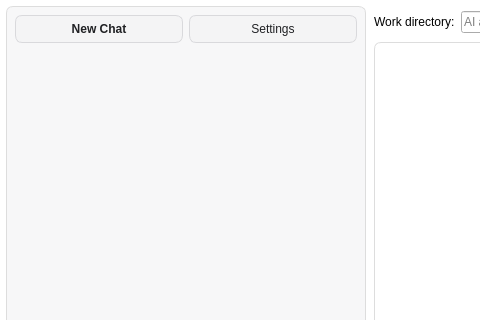
frankyeh/DSI-Studio, file ai_agent.ui: the form before one commit; both pictures show x 0 to 480 and y 0 to 320 of the 1146 by 700 pixel window.
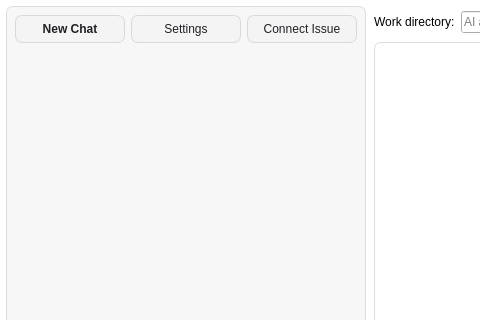
The form after the commit. Icons and pictures are not drawn.

Commit message: issue channel

```diff
--- a/ai_agent.ui
+++ b/ai_agent.ui
@@ -243,6 +243,13 @@
             </property>
            </widget>
           </item>
+          <item>
+           <widget class="QPushButton" name="ai_connect_issue">
+            <property name="text">
+             <string>Connect Issue</string>
+            </property>
+           </widget>
+          </item>
          </layout>
         </item>
         <item>
```
The commit also changes 2 other files.
